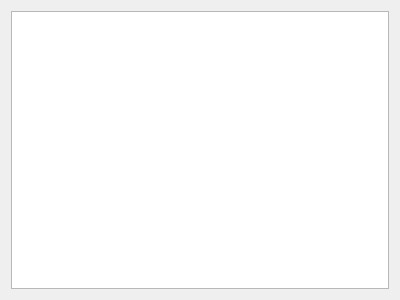
Above: desktop-widgets/tab-widgets/TabDivePhotos.ui from subsurface/subsurface before the change. Below: the same form after it.
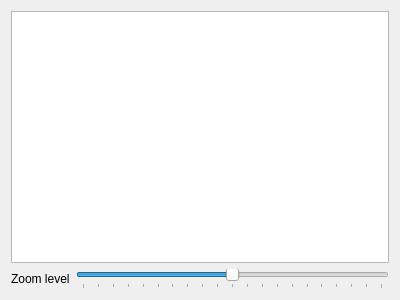
That is the form after the change. Custom widgets are drawn as their Qt base class.

Commit message:
Implement different zoom levels for dive photos tab
This implements different zoom levels for the dive photos tab as
suggested by Stefan Fuchs <sfuchs@gmx.de> in #898.
The zoom level can be changed using a slider or CTRL+mousewheel.
Zoom levels range from a third of the standard thumbnail size to
thrice the standard thumbnail size.

Thumbnails are cached in maximum resolution and scaled down on
the fly. Because the profile widget took its pictures from the
photo list model, an extra picture copy with a fixed size had
to be introduced.

The UI is still a bit crude.

```diff
--- a/desktop-widgets/tab-widgets/TabDivePhotos.ui
+++ b/desktop-widgets/tab-widgets/TabDivePhotos.ui
@@ -21,6 +21,42 @@
      </property>
     </widget>
    </item>
+   <item>
+    <layout class="QHBoxLayout" name="zoomLayout">
+     <item>
+      <widget class="QLabel" name="zoomLabel">
+       <property name="text">
+        <string>Zoom level</string>
+       </property>
+      </widget>
+     </item>
+     <item>
+      <widget class="QSlider" name="zoomSlider">
+       <property name="minimum">
+        <number>-10</number>
+       </property>
+       <property name="maximum">
+        <number>10</number>
+       </property>
+       <property name="singleStep">
+        <number>1</number>
+       </property>
+       <property name="pageStep">
+        <number>1</number>
+       </property>
+       <property name="orientation">
+        <enum>Qt::Horizontal</enum>
+       </property>
+       <property name="tickPosition">
+        <enum>QSlider::TicksBelow</enum>
+       </property>
+       <property name="tickInterval">
+        <number>1</number>
+       </property>
+      </widget>
+     </item>
+    </layout>
+   </item>
   </layout>
  </widget>
  <customwidgets>
```
The commit also changes 7 other files.
